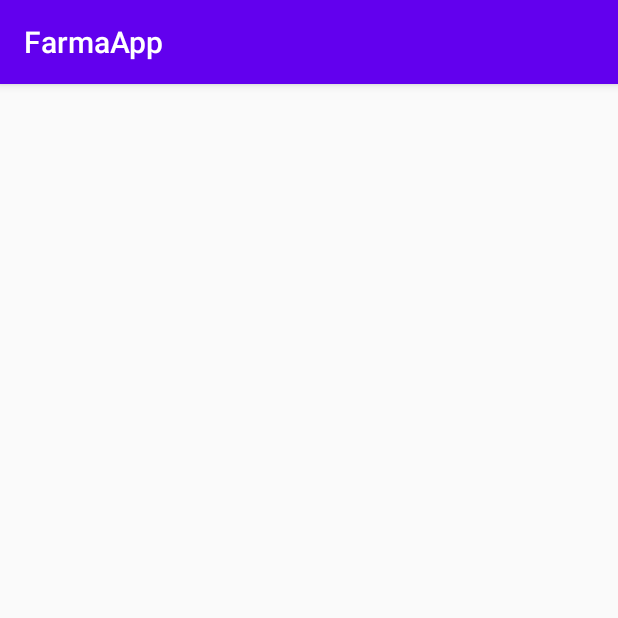
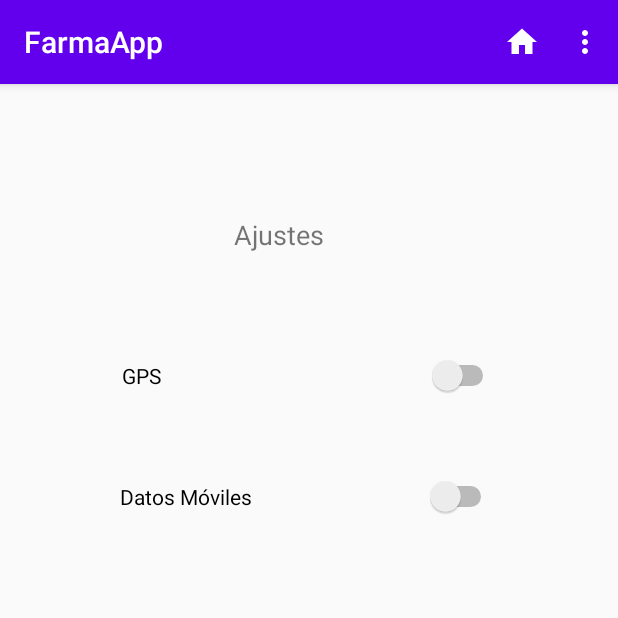
Before and after one commit to vivianacampos/new-farma-app, an Android app: the screen it shows after launch (MenuAjustes), in the options menu, after a tap on "Ajustes", on a phone screen of 412 x 824 dp, the top half of it. Run offline under Robolectric (Android 15) with nearby library versions, the phone set to English and light mode, and no system bars.

Commit message:
menu ajustes listo

```diff
--- a/app/src/main/AndroidManifest.xml
+++ b/app/src/main/AndroidManifest.xml
@@ -9,7 +9,8 @@
         android:roundIcon="@mipmap/ic_launcher_round"
         android:supportsRtl="true"
         android:theme="@style/AppTheme">
-        <activity android:name=".Controlador.Mapa"></activity>
+        <activity android:name=".BuscadorMed" />
+        <activity android:name=".Mapa" />
         <activity android:name=".MenuAjustes" />
         <activity android:name=".MainActivity">
             <intent-filter>
--- /dev/null
+++ b/app/src/main/java/com/example/farmaapp/BuscadorMed.java
@@ -0,0 +1,14 @@
+package com.example.farmaapp;
+
+import androidx.appcompat.app.AppCompatActivity;
+
+import android.os.Bundle;
+
+public class BuscadorMed extends AppCompatActivity {
+
+    @Override
+    protected void onCreate(Bundle savedInstanceState) {
+        super.onCreate(savedInstanceState);
+        setContentView(R.layout.activity_buscador_med);
+    }
+}
--- a/app/src/main/java/com/example/farmaapp/Controlador/MainFragment.java
+++ b/app/src/main/java/com/example/farmaapp/Controlador/MainFragment.java
@@ -1,8 +1,6 @@
 package com.example.farmaapp.Controlador;
 
-import android.content.Intent;
 import android.os.Bundle;
-import com.example.farmaapp.Controlador.Mapa;
 
 import androidx.fragment.app.Fragment;
 
--- a/app/src/main/java/com/example/farmaapp/MainActivity.java
+++ b/app/src/main/java/com/example/farmaapp/MainActivity.java
@@ -14,7 +14,6 @@ import android.view.View;
 import android.widget.Toast;
 
 import com.example.farmaapp.Controlador.MainFragment;
-import com.example.farmaapp.Controlador.Mapa;
 import com.example.farmaapp.Controlador.PagerController;
 import com.google.android.material.tabs.TabItem;
 import com.google.android.material.tabs.TabLayout;
@@ -72,13 +71,12 @@ public class MainActivity extends AppCompatActivity {
         });
         viewPager.addOnPageChangeListener(new TabLayout.TabLayoutOnPageChangeListener(tabLayout));
     }
-
+    // menu de opciones
     public boolean onCreateOptionsMenu(Menu m) {
         getMenuInflater().inflate(R.menu.menuopciones, m);
         return true;
     }
 
-    // menu de opciones
     public boolean onOptionsItemSelected(MenuItem item) {
         int i = item.getItemId();
         switch (i) {
@@ -90,11 +88,9 @@ public class MainActivity extends AppCompatActivity {
 
             case R.id.menuHome:
                 Toast.makeText(this, "Redireccionando al Home", Toast.LENGTH_SHORT).show();
-                Intent int4 = new Intent(this, MainActivity.class);
-                startActivity(int4);
+                Intent int2 = new Intent(this, MainActivity.class);
+                startActivity(int2);
                 break;
-
-
         }
         return super.onOptionsItemSelected(item);
     }
@@ -103,4 +99,8 @@ public class MainActivity extends AppCompatActivity {
         Intent i = new Intent(this, Mapa.class);
         startActivity(i);
     }
+    public void abrirBuscadorMed(View view) {
+        Intent i = new Intent(this, BuscadorMed.class);
+        startActivity(i);
+    }
 }
--- a/app/src/main/java/com/example/farmaapp/Controlador/Mapa.java
+++ b/app/src/main/java/com/example/farmaapp/Mapa.java
@@ -1,4 +1,4 @@
-package com.example.farmaapp.Controlador;
+package com.example.farmaapp;
 
 import androidx.appcompat.app.AppCompatActivity;
 
@@ -13,4 +13,7 @@ public class Mapa extends AppCompatActivity {
         super.onCreate(savedInstanceState);
         setContentView(R.layout.activity_mapa);
     }
+
+
+
 }
--- a/app/src/main/res/layout/activity_menu_ajustes.xml
+++ b/app/src/main/res/layout/activity_menu_ajustes.xml
@@ -6,4 +6,37 @@
     android:layout_height="match_parent"
     tools:context=".MenuAjustes">
 
+    <Switch
+        android:id="@+id/switch2"
+        android:layout_width="251dp"
+        android:layout_height="38dp"
+        android:layout_marginStart="80dp"
+        android:layout_marginLeft="80dp"
+        android:layout_marginTop="256dp"
+        android:text="Datos Móviles"
+        app:layout_constraintStart_toStartOf="parent"
+        app:layout_constraintTop_toTopOf="parent" />
+
+    <TextView
+        android:id="@+id/textView8"
+        android:layout_width="wrap_content"
+        android:layout_height="wrap_content"
+        android:layout_marginStart="156dp"
+        android:layout_marginLeft="156dp"
+        android:layout_marginTop="88dp"
+        android:text="@string/ajustes"
+        android:textSize="18sp"
+        app:layout_constraintStart_toStartOf="parent"
+        app:layout_constraintTop_toTopOf="parent" />
+
+    <Switch
+        android:id="@+id/switch1"
+        android:layout_width="251dp"
+        android:layout_height="38dp"
+        android:layout_marginStart="81dp"
+        android:layout_marginLeft="81dp"
+        android:layout_marginTop="175dp"
+        android:text="GPS"
+        app:layout_constraintStart_toStartOf="parent"
+        app:layout_constraintTop_toTopOf="parent" />
 </androidx.constraintlayout.widget.ConstraintLayout>
--- a/app/src/main/res/layout/fragment_main.xml
+++ b/app/src/main/res/layout/fragment_main.xml
@@ -62,6 +62,7 @@
         android:layout_marginStart="257dp"
         android:layout_marginLeft="257dp"
         android:layout_marginTop="508dp"
+        android:onClick="abrirBuscadorMed"
         android:src="@drawable/icono_farmacia50dp"
         app:layout_constraintStart_toStartOf="parent"
         app:layout_constraintTop_toTopOf="parent" />
--- a/app/src/main/res/values/strings.xml
+++ b/app/src/main/res/values/strings.xml
@@ -7,10 +7,12 @@
     <string name="RRSS">Redes Sociales</string>
     <string name="medicamentos">Medicamentos</string>
     <string name="buscadorFarm">Buscador de Farmacias</string>
-    <string name="ajustes">Ajustes</string>
+    <string name="ajustes1">Ajustes</string>
     <string name="home">Home</string>
     <string name="bienvenida">Bienvenido a Farma App</string>
     <string name="pregunta">¿Que desea hacer?</string>
     <string name="buscar_farmacias">Buscar Farmacias</string>
     <string name="buescar_medicamento">Buescar Medicamento</string>
+    <string name="buscadorMed">Buscador de Medicamentos</string>
+    <string name="ajustes">Ajustes</string>
 </resources>
```
Also changed, not shown: app/src/main/java/com/example/farmaapp/MenuAjustes.java (+27 -0 lines), app/src/main/res/layout/activity_buscador_med.xml (added, +19 -0 lines).
